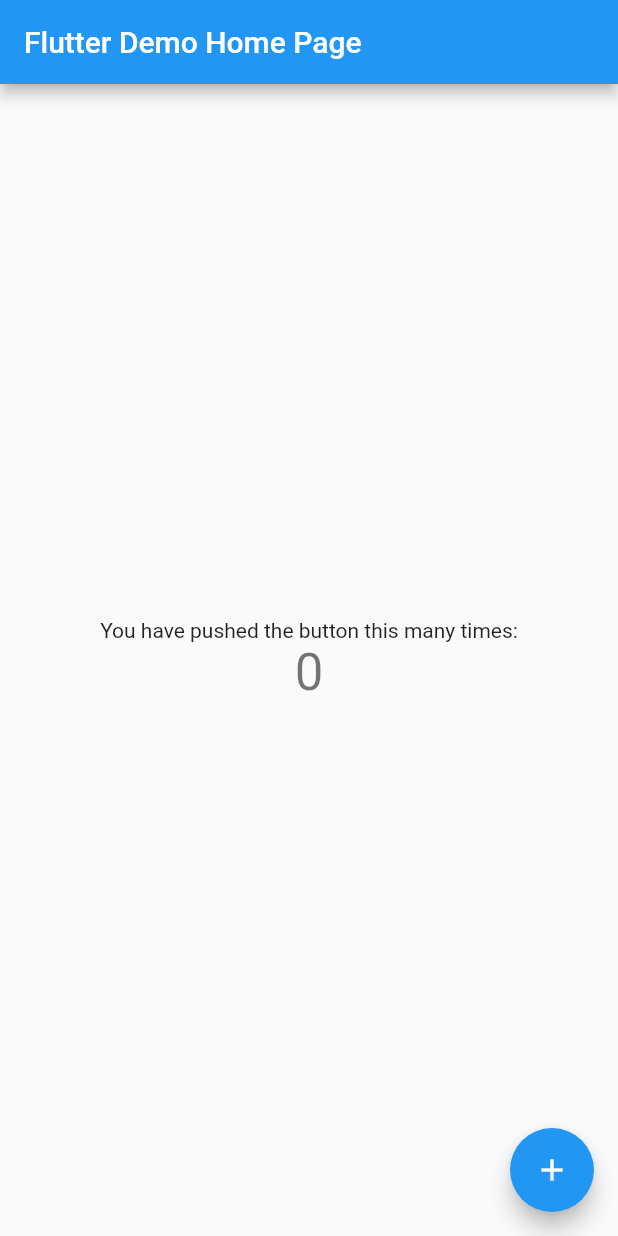
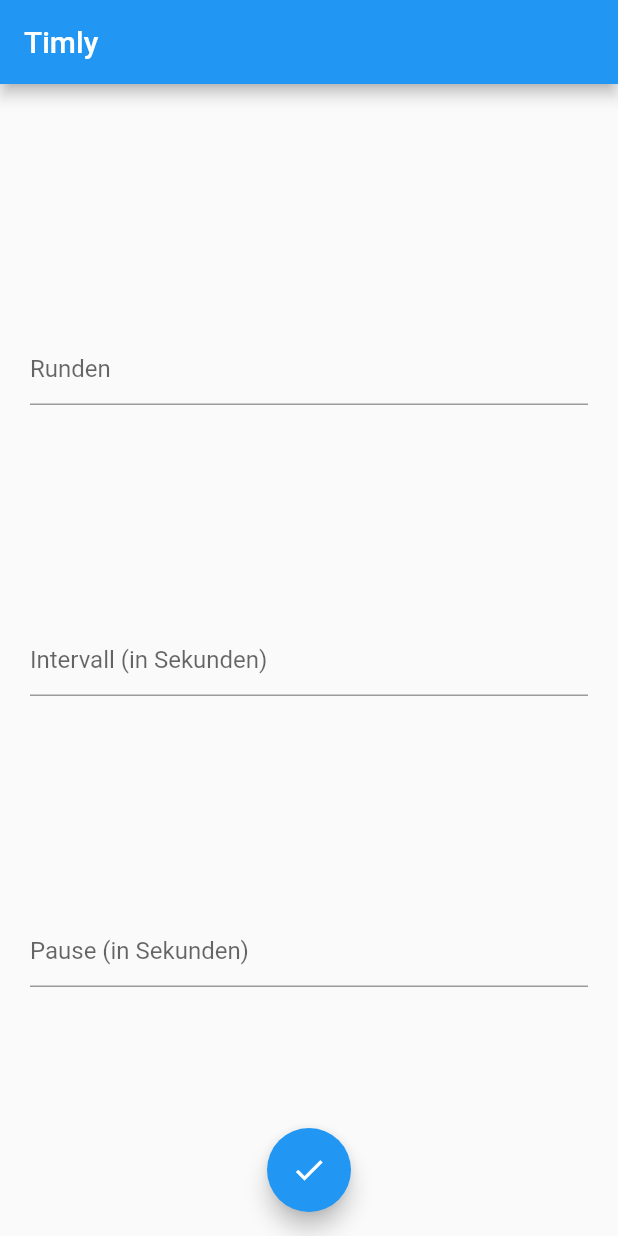
Before and after one commit to kiesman99/timly, a Flutter app: the screen it shows after launch, on a phone screen of 412 x 824 dp. Run offline on Flutter 3.47's test engine with Material 2 defaults, Android fonts, the phone set to English and light mode, and no system bars.

Commit message:
Added first basic approach.
Minimal working version.

```diff
--- a/lib/main.dart
+++ b/lib/main.dart
@@ -1,4 +1,5 @@
 import 'package:flutter/material.dart';
+import 'package:timly/pages/picker_page.dart';
 
 void main() {
   runApp(MyApp());
@@ -26,92 +27,7 @@ class MyApp extends StatelessWidget {
         // closer together (more dense) than on mobile platforms.
         visualDensity: VisualDensity.adaptivePlatformDensity,
       ),
-      home: MyHomePage(title: 'Flutter Demo Home Page'),
+      home: PickerPage(),
     );
   }
 }
-
-class MyHomePage extends StatefulWidget {
-  MyHomePage({Key key, this.title}) : super(key: key);
-
-  // This widget is the home page of your application. It is stateful, meaning
-  // that it has a State object (defined below) that contains fields that affect
-  // how it looks.
-
-  // This class is the configuration for the state. It holds the values (in this
-  // case the title) provided by the parent (in this case the App widget) and
-  // used by the build method of the State. Fields in a Widget subclass are
-  // always marked "final".
-
-  final String title;
-
-  @override
-  _MyHomePageState createState() => _MyHomePageState();
-}
-
-class _MyHomePageState extends State<MyHomePage> {
-  int _counter = 0;
-
-  void _incrementCounter() {
-    setState(() {
-      // This call to setState tells the Flutter framework that something has
-      // changed in this State, which causes it to rerun the build method below
-      // so that the display can reflect the updated values. If we changed
-      // _counter without calling setState(), then the build method would not be
-      // called again, and so nothing would appear to happen.
-      _counter++;
-    });
-  }
-
-  @override
-  Widget build(BuildContext context) {
-    // This method is rerun every time setState is called, for instance as done
-    // by the _incrementCounter method above.
-    //
-    // The Flutter framework has been optimized to make rerunning build methods
-    // fast, so that you can just rebuild anything that needs updating rather
-    // than having to individually change instances of widgets.
-    return Scaffold(
-      appBar: AppBar(
-        // Here we take the value from the MyHomePage object that was created by
-        // the App.build method, and use it to set our appbar title.
-        title: Text(widget.title),
-      ),
-      body: Center(
-        // Center is a layout widget. It takes a single child and positions it
-        // in the middle of the parent.
-        child: Column(
-          // Column is also a layout widget. It takes a list of children and
-          // arranges them vertically. By default, it sizes itself to fit its
-          // children horizontally, and tries to be as tall as its parent.
-          //
-          // Invoke "debug painting" (press "p" in the console, choose the
-          // "Toggle Debug Paint" action from the Flutter Inspector in Android
-          // Studio, or the "Toggle Debug Paint" command in Visual Studio Code)
-          // to see the wireframe for each widget.
-          //
-          // Column has various properties to control how it sizes itself and
-          // how it positions its children. Here we use mainAxisAlignment to
-          // center the children vertically; the main axis here is the vertical
-          // axis because Columns are vertical (the cross axis would be
-          // horizontal).
-          mainAxisAlignment: MainAxisAlignment.center,
-          children: <Widget>[
-            Text(
-              'You have pushed the button this many times:',
-            ),
-            Text(
-              '$_counter',
-              style: Theme.of(context).textTheme.headline4,
-            ),
-          ],
-        ),
-      ),
-      floatingActionButton: FloatingActionButton(
-        onPressed: _incrementCounter,
-        tooltip: 'Increment',
-        child: Icon(Icons.add),
-      ), // This trailing comma makes auto-formatting nicer for build methods.
-    );
-  }
-}
--- /dev/null
+++ b/lib/pages/picker_page.dart
@@ -0,0 +1,69 @@
+import 'package:flutter/material.dart';
+import 'package:timly/pages/timer_page.dart';
+
+class PickerPage extends StatefulWidget {
+  @override
+  _PickerPageState createState() => _PickerPageState();
+}
+
+class _PickerPageState extends State<PickerPage> {
+
+  int _laps;
+  int _intervalDuration;
+  int _recoverDuration;
+
+  @override
+  Widget build(BuildContext context) {
+    return Scaffold(
+      appBar: AppBar(
+        title: Text("Timly"),
+      ),
+      body: Container(
+        padding: EdgeInsets.all(20.0),
+        child: Column(
+          mainAxisAlignment: MainAxisAlignment.spaceEvenly,
+          children: [
+            TextField(
+              onChanged: (text) {
+               _laps = int.parse(text);
+              },
+              keyboardType: TextInputType.number,
+              decoration: InputDecoration(
+                hintText: "Runden"
+              ),
+            ),
+            TextField(
+              onChanged: (text) {
+                _intervalDuration = int.parse(text);
+              },
+              keyboardType: TextInputType.number,
+              decoration: InputDecoration(
+                hintText: "Intervall (in Sekunden)"
+              ),
+            ),
+            TextField(
+              onChanged: (text) {
+                _recoverDuration = int.parse(text);
+              },
+              keyboardType: TextInputType.number,
+              decoration: InputDecoration(
+                hintText: "Pause (in Sekunden)"
+              ),
+            )
+          ],
+        ),
+      ),
+      floatingActionButton: FloatingActionButton(
+        child: Icon(Icons.check),
+        onPressed: (){
+          Navigator.of(context).push(MaterialPageRoute(builder: (context) => TimerPage(
+            intervalDuration: Duration(seconds: _intervalDuration),
+            recoverDuration: Duration(seconds: _recoverDuration),
+            laps: _laps,
+          )));
+        },
+      ),
+      floatingActionButtonLocation: FloatingActionButtonLocation.centerFloat,
+    );
+  }
+}
--- a/pubspec.yaml
+++ b/pubspec.yaml
@@ -23,7 +23,10 @@ environment:
 dependencies:
   flutter:
     sdk: flutter
-
+  bloc: ^4.0.0
+  flutter_bloc: ^4.0.0
+  # shared_preferences: ^0.5.7+1
+  # shared_preferences_web: ^0.1.2+5
 
   # The following adds the Cupertino Icons font to your application.
   # Use with the CupertinoIcons class for iOS style icons.
```
Also changed, not shown: lib/pages/timer_page.dart (added, +111 -0 lines), pubspec.lock, 5 other files.
